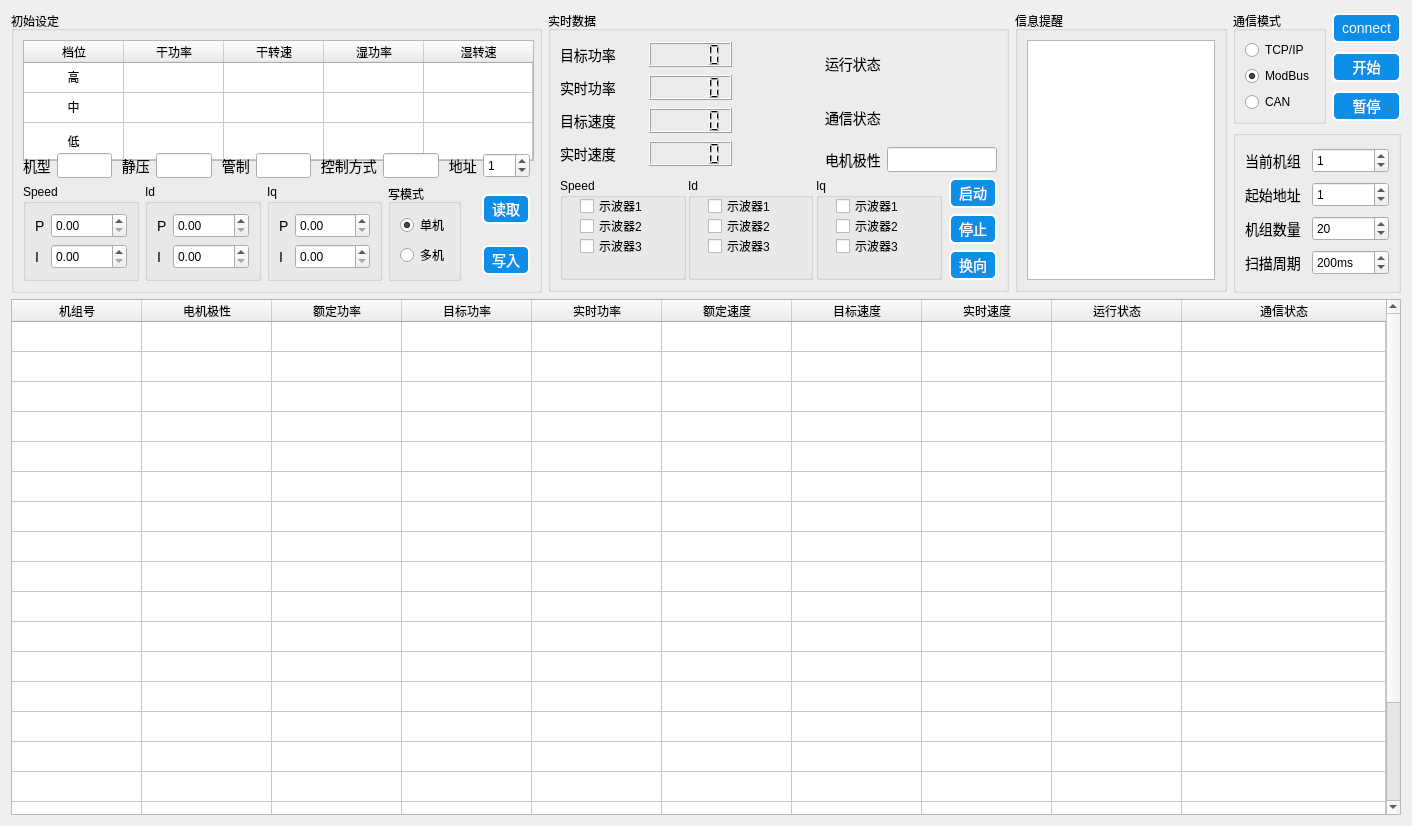
The window that userui/fanmotorui.ui (pkzju/super) describes before a commit, drawn with Qt 5.
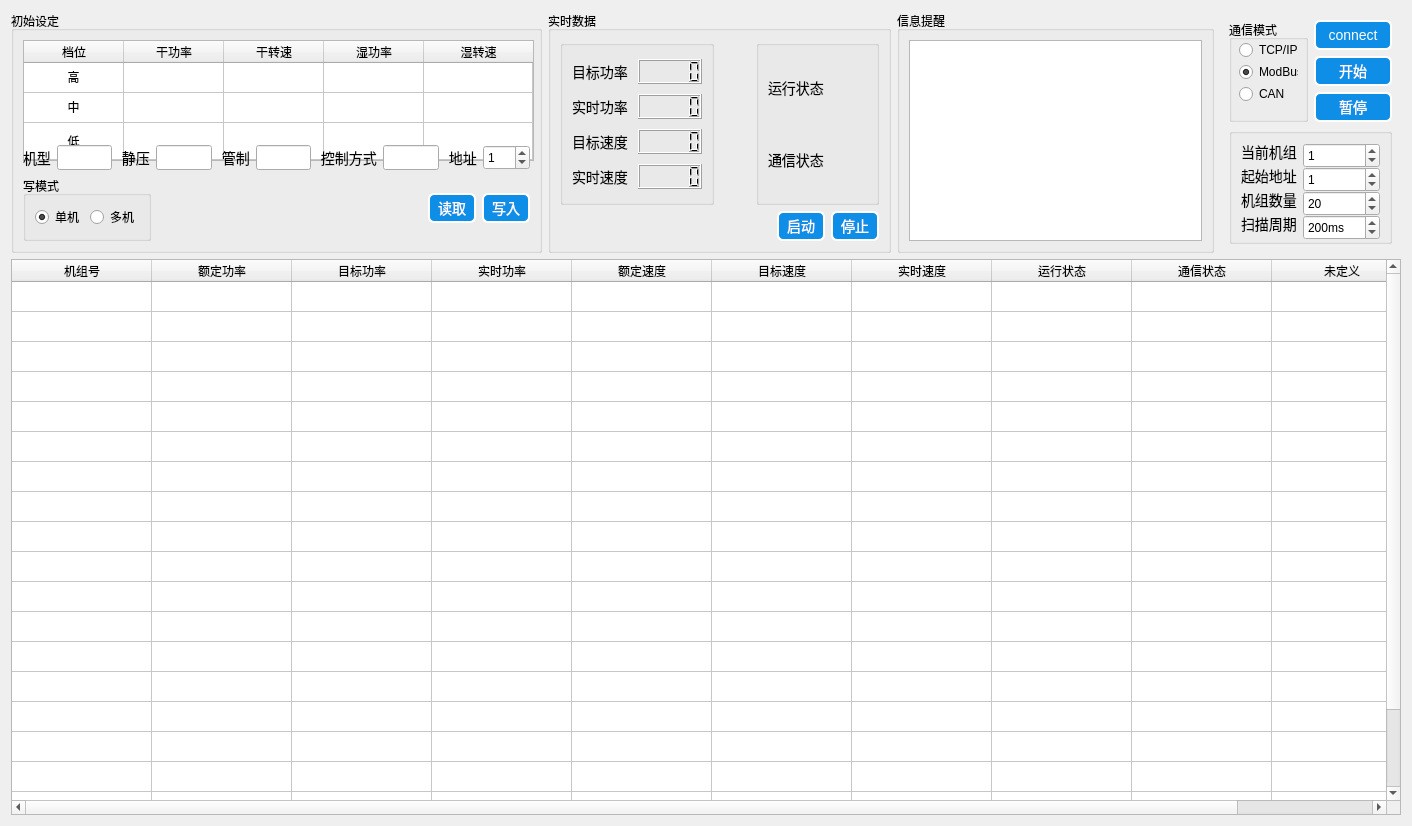
The same window after the commit. Icons and pictures are not drawn. Custom widgets are drawn as their Qt base class.

```diff
--- a/userui/fanmotorui.ui
+++ b/userui/fanmotorui.ui
@@ -49,26 +49,26 @@
     background-color: gray;
 }</string>
   </property>
-  <layout class="QGridLayout" name="gridLayout_11">
+  <layout class="QGridLayout" name="gridLayout_7">
    <item row="0" column="0">
     <widget class="QGroupBox" name="groupBox_4">
      <property name="minimumSize">
       <size>
        <width>531</width>
-       <height>0</height>
+       <height>242</height>
       </size>
      </property>
      <property name="maximumSize">
       <size>
        <width>531</width>
-       <height>282</height>
+       <height>242</height>
       </size>
      </property>
      <property name="title">
       <string>初始设定</string>
      </property>
      <layout class="QGridLayout" name="gridLayout_2">
-      <item row="0" column="0" colspan="4">
+      <item row="0" column="0">
        <widget class="QTableWidget" name="table_settings">
         <property name="sizePolicy">
          <sizepolicy hsizetype="Preferred" vsizetype="Preferred">
@@ -325,7 +325,7 @@
         </item>
        </widget>
       </item>
-      <item row="1" column="0" colspan="4">
+      <item row="1" column="0">
        <layout class="QHBoxLayout" name="horizontalLayout">
         <item>
          <widget class="QLabel" name="label">
@@ -450,211 +450,14 @@
         </item>
        </layout>
       </item>
-      <item row="2" column="0" rowspan="2">
-       <layout class="QHBoxLayout" name="horizontalLayout_2">
+      <item row="2" column="0">
+       <layout class="QHBoxLayout" name="horizontalLayout_7">
         <item>
-         <widget class="QGroupBox" name="groupBox">
-          <property name="title">
-           <string>Speed</string>
-          </property>
-          <layout class="QGridLayout" name="gridLayout">
-           <item row="0" column="0">
-            <widget class="QLabel" name="label_6">
-             <property name="text">
-              <string>P</string>
-             </property>
-            </widget>
-           </item>
-           <item row="0" column="1">
-            <widget class="QDoubleSpinBox" name="SpinBox_speedPRW">
-             <property name="minimumSize">
-              <size>
-               <width>0</width>
-               <height>25</height>
-              </size>
-             </property>
-             <property name="maximumSize">
-              <size>
-               <width>16777215</width>
-               <height>25</height>
-              </size>
-             </property>
-             <property name="maximum">
-              <double>99999.990000000005239</double>
-             </property>
-            </widget>
-           </item>
-           <item row="1" column="0">
-            <widget class="QLabel" name="label_7">
-             <property name="text">
-              <string>I</string>
-             </property>
-            </widget>
-           </item>
-           <item row="1" column="1">
-            <widget class="QDoubleSpinBox" name="SpinBox_speedIRW">
-             <property name="minimumSize">
-              <size>
-               <width>0</width>
-               <height>25</height>
-              </size>
-             </property>
-             <property name="maximumSize">
-              <size>
-               <width>16777215</width>
-               <height>25</height>
-              </size>
-             </property>
-             <property name="maximum">
-              <double>99999.990000000005239</double>
-             </property>
-            </widget>
-           </item>
-          </layout>
-          <zorder>SpinBox_speedPRW</zorder>
-          <zorder>label_7</zorder>
-          <zorder>label_6</zorder>
-          <zorder>SpinBox_speedIRW</zorder>
-         </widget>
-        </item>
-        <item>
-         <widget class="QGroupBox" name="groupBox_2">
-          <property name="title">
-           <string>Id</string>
-          </property>
-          <layout class="QGridLayout" name="gridLayout_4">
-           <item row="0" column="0">
-            <widget class="QLabel" name="label_12">
-             <property name="text">
-              <string>P</string>
-             </property>
-            </widget>
-           </item>
-           <item row="0" column="1">
-            <widget class="QDoubleSpinBox" name="SpinBox_idPRW">
-             <property name="minimumSize">
-              <size>
-               <width>0</width>
-               <height>25</height>
-              </size>
-             </property>
-             <property name="maximumSize">
-              <size>
-               <width>16777215</width>
-               <height>25</height>
-              </size>
-             </property>
-             <property name="maximum">
-              <double>99999.990000000005239</double>
-             </property>
-            </widget>
-           </item>
-           <item row="1" column="0">
-            <widget class="QLabel" name="label_13">
-             <property name="text">
-              <string>I</string>
-             </property>
-            </widget>
-           </item>
-           <item row="1" column="1">
-            <widget class="QDoubleSpinBox" name="SpinBox_idIRW">
-             <property name="minimumSize">
-              <size>
-               <width>0</width>
-               <height>25</height>
-              </size>
-             </property>
-             <property name="maximumSize">
-              <size>
-               <width>16777215</width>
-               <height>25</height>
-              </size>
-             </property>
-             <property name="maximum">
-              <double>99999.990000000005239</double>
-             </property>
-            </widget>
-           </item>
-          </layout>
-          <zorder>SpinBox_idPRW</zorder>
-          <zorder>label_13</zorder>
-          <zorder>SpinBox_idIRW</zorder>
-          <zorder>label_12</zorder>
-         </widget>
-        </item>
-        <item>
-         <widget class="QGroupBox" name="groupBox_3">
-          <property name="title">
-           <string>Iq</string>
-          </property>
-          <layout class="QGridLayout" name="gridLayout_5">
-           <item row="0" column="0">
-            <widget class="QLabel" name="label_14">
-             <property name="text">
-              <string>P</string>
-             </property>
-            </widget>
-           </item>
-           <item row="0" column="1">
-            <widget class="QDoubleSpinBox" name="SpinBox_iqPRW">
-             <property name="minimumSize">
-              <size>
-               <width>0</width>
-               <height>25</height>
-              </size>
-             </property>
-             <property name="maximumSize">
-              <size>
-               <width>16777215</width>
-               <height>25</height>
-              </size>
-             </property>
-             <property name="maximum">
-              <double>99999.990000000005239</double>
-             </property>
-            </widget>
-           </item>
-           <item row="1" column="0">
-            <widget class="QLabel" name="label_15">
-             <property name="text">
-              <string>I</string>
-             </property>
-            </widget>
-           </item>
-           <item row="1" column="1">
-            <widget class="QDoubleSpinBox" name="SpinBox_iqIRW">
-             <property name="minimumSize">
-              <size>
-               <width>0</width>
-               <height>25</height>
-              </size>
-             </property>
-             <property name="maximumSize">
-              <size>
-               <width>16777215</width>
-               <height>25</height>
-              </size>
-             </property>
-             <property name="maximum">
-              <double>99999.990000000005239</double>
-             </property>
-            </widget>
-           </item>
-          </layout>
-          <zorder>SpinBox_iqPRW</zorder>
-          <zorder>label_15</zorder>
-          <zorder>SpinBox_iqIRW</zorder>
-          <zorder>label_14</zorder>
-         </widget>
-        </item>
-       </layout>
-      </item>
-      <item row="2" column="1" rowspan="2">
        <widget class="QGroupBox" name="groupBox_6">
         <property name="title">
          <string>写模式</string>
         </property>
-        <layout class="QVBoxLayout" name="verticalLayout">
+          <layout class="QHBoxLayout" name="horizontalLayout_3">
          <item>
           <widget class="QRadioButton" name="radioButton_signleMode">
            <property name="text">
@@ -675,7 +478,7 @@
         </layout>
        </widget>
       </item>
-      <item row="2" column="2">
+        <item>
        <spacer name="horizontalSpacer">
         <property name="orientation">
          <enum>Qt::Horizontal</enum>
@@ -688,7 +491,7 @@
         </property>
        </spacer>
       </item>
-      <item row="2" column="3">
+        <item>
        <widget class="QPushButton" name="pushButton_read">
         <property name="minimumSize">
          <size>
@@ -707,20 +510,7 @@
         </property>
        </widget>
       </item>
-      <item row="3" column="2">
-       <spacer name="horizontalSpacer_2">
-        <property name="orientation">
-         <enum>Qt::Horizontal</enum>
-        </property>
-        <property name="sizeHint" stdset="0">
-         <size>
-          <width>28</width>
-          <height>20</height>
-         </size>
-        </property>
-       </spacer>
-      </item>
-      <item row="3" column="3">
+        <item>
        <widget class="QPushButton" name="pushButton_write">
         <property name="minimumSize">
          <size>
@@ -740,7 +530,10 @@
        </widget>
       </item>
      </layout>
-     <zorder></zorder>
+      </item>
+     </layout>
+     <zorder>pushButton_read</zorder>
+     <zorder>pushButton_write</zorder>
      <zorder>table_settings</zorder>
      <zorder></zorder>
      <zorder>groupBox_6</zorder>
@@ -750,23 +543,68 @@
     <widget class="QGroupBox" name="groupBox_5">
      <property name="minimumSize">
       <size>
+       <width>343</width>
+       <height>0</height>
+      </size>
+     </property>
+     <property name="maximumSize">
+      <size>
        <width>461</width>
-       <height>281</height>
-      </size>
-     </property>
-     <property name="maximumSize">
-      <size>
-       <width>526</width>
-       <height>281</height>
+       <height>242</height>
       </size>
      </property>
      <property name="title">
       <string>实时数据</string>
      </property>
-     <layout class="QGridLayout" name="gridLayout_9">
-      <item row="0" column="0" colspan="3">
-       <layout class="QHBoxLayout" name="horizontalLayout_5" stretch="2,1,2">
-        <item>
+     <layout class="QGridLayout" name="gridLayout_6" columnstretch="5,1,4" rowminimumheight="0,0">
+      <item row="0" column="1">
+       <spacer name="horizontalSpacer_3">
+        <property name="orientation">
+         <enum>Qt::Horizontal</enum>
+        </property>
+        <property name="sizeHint" stdset="0">
+         <size>
+          <width>28</width>
+          <height>20</height>
+         </size>
+        </property>
+       </spacer>
+      </item>
+      <item row="0" column="2">
+       <widget class="QGroupBox" name="">
+        <layout class="QGridLayout" name="gridLayout_5">
+         <item row="0" column="0">
+          <widget class="QLabel" name="label_17">
+           <property name="text">
+            <string>运行状态</string>
+           </property>
+          </widget>
+         </item>
+         <item row="0" column="1">
+          <widget class="QcwIndicatorLamp" name="lamp_runState" native="true"/>
+         </item>
+         <item row="1" column="0">
+          <widget class="QLabel" name="label_18">
+           <property name="text">
+            <string>通信状态</string>
+           </property>
+          </widget>
+         </item>
+         <item row="1" column="1">
+          <widget class="QcwIndicatorLamp" name="lamp_comState" native="true">
+           <property name="sizePolicy">
+            <sizepolicy hsizetype="Preferred" vsizetype="Preferred">
+             <horstretch>0</horstretch>
+             <verstretch>0</verstretch>
+            </sizepolicy>
+           </property>
+          </widget>
+         </item>
+        </layout>
+       </widget>
+      </item>
+      <item row="0" column="0">
+       <widget class="QGroupBox" name="">
          <layout class="QGridLayout" name="gridLayout_3">
           <item row="0" column="0">
            <widget class="QLabel" name="label_9">
@@ -861,249 +699,11 @@
            </widget>
           </item>
          </layout>
-        </item>
-        <item>
-         <spacer name="horizontalSpacer_3">
-          <property name="orientation">
-           <enum>Qt::Horizontal</enum>
-          </property>
-          <property name="sizeHint" stdset="0">
-           <size>
-            <width>57</width>
-            <height>20</height>
-           </size>
-          </property>
-         </spacer>
-        </item>
-        <item>
-         <layout class="QGridLayout" name="gridLayout_6">
-          <item row="0" column="0">
-           <widget class="QLabel" name="label_17">
-            <property name="text">
-             <string>运行状态</string>
-            </property>
-           </widget>
-          </item>
-          <item row="0" column="1">
-           <widget class="QcwIndicatorLamp" name="lamp_runState" native="true"/>
-          </item>
-          <item row="1" column="0">
-           <widget class="QLabel" name="label_18">
-            <property name="text">
-             <string>通信状态</string>
-            </property>
-           </widget>
-          </item>
-          <item row="1" column="1">
-           <widget class="QcwIndicatorLamp" name="lamp_comState" native="true"/>
-          </item>
-          <item row="2" column="0">
-           <widget class="QLabel" name="label_8">
-            <property name="text">
-             <string>电机极性</string>
-            </property>
-           </widget>
-          </item>
-          <item row="2" column="1">
-           <widget class="QLineEdit" name="lineEdit_poles">
-            <property name="minimumSize">
-             <size>
-              <width>0</width>
-              <height>25</height>
-             </size>
-            </property>
-            <property name="maximumSize">
-             <size>
-              <width>16777215</width>
-              <height>25</height>
-             </size>
-            </property>
-           </widget>
-          </item>
-         </layout>
-        </item>
-       </layout>
-      </item>
-      <item row="1" column="0" rowspan="3">
-       <layout class="QHBoxLayout" name="horizontalLayout_6">
+       </widget>
+      </item>
+      <item row="1" column="0" colspan="3">
+       <layout class="QHBoxLayout" name="horizontalLayout_4">
         <item>
-         <widget class="QGroupBox" name="groupBox_10">
-          <property name="minimumSize">
-           <size>
-            <width>126</width>
-            <height>90</height>
-           </size>
-          </property>
-          <property name="title">
-           <string>Speed</string>
-          </property>
-          <widget class="QCheckBox" name="checkBox_seepd1">
-           <property name="geometry">
-            <rect>
-             <x>20</x>
-             <y>20</y>
-             <width>91</width>
-             <height>16</height>
-            </rect>
-           </property>
-           <property name="text">
-            <string>示波器1</string>
-           </property>
-          </widget>
-          <widget class="QCheckBox" name="checkBox_seepd3">
-           <property name="geometry">
-            <rect>
-             <x>20</x>
-             <y>60</y>
-             <width>91</width>
-             <height>16</height>
-            </rect>
-           </property>
-           <property name="text">
-            <string>示波器3</string>
-           </property>
-          </widget>
-          <widget class="QCheckBox" name="checkBox_seepd2">
-           <property name="geometry">
-            <rect>
-             <x>20</x>
-             <y>40</y>
-             <width>91</width>
-             <height>16</height>
-            </rect>
-           </property>
-           <property name="text">
-            <string>示波器2</string>
-           </property>
-          </widget>
-         </widget>
-        </item>
-        <item>
-         <widget class="QGroupBox" name="groupBox_11">
-          <property name="minimumSize">
-           <size>
-            <width>125</width>
-            <height>90</height>
-           </size>
-          </property>
-          <property name="title">
-           <string>Id</string>
-          </property>
-          <widget class="QCheckBox" name="checkBox_id1">
-           <property name="geometry">
-            <rect>
-             <x>20</x>
-             <y>20</y>
-             <width>81</width>
-             <height>16</height>
-            </rect>
-           </property>
-           <property name="text">
-            <string>示波器1</string>
-           </property>
-          </widget>
-          <widget class="QCheckBox" name="checkBox_id3">
-           <property name="geometry">
-            <rect>
-             <x>20</x>
-             <y>60</y>
-             <width>81</width>
-             <height>16</height>
-            </rect>
-           </property>
-           <property name="text">
-            <string>示波器3</string>
-           </property>
-          </widget>
-          <widget class="QCheckBox" name="checkBox_id2">
-           <property name="geometry">
-            <rect>
-             <x>20</x>
-             <y>40</y>
-             <width>81</width>
-             <height>16</height>
-            </rect>
-           </property>
-           <property name="text">
-            <string>示波器2</string>
-           </property>
-          </widget>
-         </widget>
-        </item>
-        <item>
-         <widget class="QGroupBox" name="groupBox_12">
-          <property name="minimumSize">
-           <size>
-            <width>126</width>
-            <height>90</height>
-           </size>
-          </property>
-          <property name="title">
-           <string>Iq</string>
-          </property>
-          <widget class="QCheckBox" name="checkBox_iq1">
-           <property name="geometry">
-            <rect>
-             <x>20</x>
-             <y>20</y>
-             <width>81</width>
-             <height>16</height>
-            </rect>
-           </property>
-           <property name="text">
-            <string>示波器1</string>
-           </property>
-          </widget>
-          <widget class="QCheckBox" name="checkBox_iq3">
-           <property name="geometry">
-            <rect>
-             <x>20</x>
-             <y>60</y>
-             <width>81</width>
-             <height>16</height>
-            </rect>
-           </property>
-           <property name="text">
-            <string>示波器3</string>
-           </property>
-          </widget>
-          <widget class="QCheckBox" name="checkBox_iq2">
-           <property name="geometry">
-            <rect>
-             <x>20</x>
-             <y>40</y>
-             <width>81</width>
-             <height>16</height>
-            </rect>
-           </property>
-           <property name="text">
-            <string>示波器2</string>
-           </property>
-          </widget>
-         </widget>
-        </item>
-       </layout>
-      </item>
-      <item row="1" column="2">
-       <widget class="QPushButton" name="pushButton_startMotor">
-        <property name="minimumSize">
-         <size>
-          <width>0</width>
-          <height>30</height>
-         </size>
-        </property>
-        <property name="maximumSize">
-         <size>
-          <width>16777215</width>
-          <height>30</height>
-         </size>
-        </property>
-        <property name="text">
-         <string>  启动  </string>
-        </property>
-       </widget>
-      </item>
-      <item row="2" column="1">
        <spacer name="horizontalSpacer_4">
         <property name="orientation">
          <enum>Qt::Horizontal</enum>
@@ -1116,7 +716,26 @@
         </property>
        </spacer>
       </item>
-      <item row="2" column="2">
+        <item>
+         <widget class="QPushButton" name="pushButton_startMotor">
+          <property name="minimumSize">
+           <size>
+            <width>0</width>
+            <height>30</height>
+           </size>
+          </property>
+          <property name="maximumSize">
+           <size>
+            <width>16777215</width>
+            <height>30</height>
+           </size>
+          </property>
+          <property name="text">
+           <string>  启动  </string>
+          </property>
+         </widget>
+        </item>
+        <item>
        <widget class="QPushButton" name="pushButton_stopMotor">
         <property name="minimumSize">
          <size>
@@ -1135,24 +754,7 @@
         </property>
        </widget>
       </item>
-      <item row="3" column="2">
-       <widget class="QPushButton" name="pushButton_change">
-        <property name="minimumSize">
-         <size>
-          <width>0</width>
-          <height>30</height>
-         </size>
-        </property>
-        <property name="maximumSize">
-         <size>
-          <width>16777215</width>
-          <height>30</height>
-         </size>
-        </property>
-        <property name="text">
-         <string>  换向  </string>
-        </property>
-       </widget>
+       </layout>
       </item>
      </layout>
     </widget>
@@ -1162,7 +764,7 @@
      <property name="maximumSize">
       <size>
        <width>16777215</width>
-       <height>281</height>
+       <height>242</height>
       </size>
      </property>
      <property name="title">
@@ -1176,15 +778,28 @@
     </widget>
    </item>
    <item row="0" column="3">
-    <layout class="QGridLayout" name="gridLayout_8">
+    <widget class="QFrame" name="">
+     <property name="maximumSize">
+      <size>
+       <width>16777215</width>
+       <height>242</height>
+      </size>
+     </property>
+     <layout class="QGridLayout" name="gridLayout">
      <item row="0" column="0" rowspan="3">
       <widget class="QGroupBox" name="groupBox_7">
        <property name="title">
         <string>通信模式</string>
        </property>
-       <layout class="QVBoxLayout" name="verticalLayout_3">
-        <item>
          <widget class="QRadioButton" name="radioButton_tcp">
+         <property name="geometry">
+          <rect>
+           <x>10</x>
+           <y>22</y>
+           <width>59</width>
+           <height>16</height>
+          </rect>
+         </property>
           <property name="text">
            <string>TCP/IP</string>
           </property>
@@ -1192,9 +807,15 @@
            <bool>false</bool>
           </property>
          </widget>
-        </item>
-        <item>
          <widget class="QRadioButton" name="radioButton_modbus">
+         <property name="geometry">
+          <rect>
+           <x>10</x>
+           <y>44</y>
+           <width>59</width>
+           <height>16</height>
+          </rect>
+         </property>
           <property name="text">
            <string>ModBus</string>
           </property>
@@ -1202,9 +823,15 @@
            <bool>true</bool>
           </property>
          </widget>
-        </item>
-        <item>
          <widget class="QRadioButton" name="radioButton_can">
+         <property name="geometry">
+          <rect>
+           <x>10</x>
+           <y>66</y>
+           <width>59</width>
+           <height>16</height>
+          </rect>
+         </property>
           <property name="text">
            <string>CAN   </string>
           </property>
@@ -1212,8 +839,6 @@
            <bool>false</bool>
           </property>
          </widget>
-        </item>
-       </layout>
       </widget>
      </item>
      <item row="0" column="1">
@@ -1284,7 +909,7 @@
        <property name="title">
         <string/>
        </property>
-       <layout class="QGridLayout" name="gridLayout_7">
+        <layout class="QGridLayout" name="gridLayout_4">
         <item row="0" column="0">
          <widget class="QLabel" name="label_19">
           <property name="text">
@@ -1405,17 +1030,24 @@
       </widget>
      </item>
     </layout>
+    </widget>
    </item>
    <item row="1" column="0" colspan="4">
     <widget class="QTableWidget" name="table_realtime">
+     <property name="sizePolicy">
+      <sizepolicy hsizetype="Expanding" vsizetype="Expanding">
+       <horstretch>0</horstretch>
+       <verstretch>0</verstretch>
+      </sizepolicy>
+     </property>
      <property name="rowCount">
       <number>20</number>
      </property>
      <attribute name="horizontalHeaderDefaultSectionSize">
-      <number>130</number>
+      <number>140</number>
      </attribute>
      <attribute name="horizontalHeaderMinimumSectionSize">
-      <number>35</number>
+      <number>45</number>
      </attribute>
      <attribute name="horizontalHeaderStretchLastSection">
       <bool>true</bool>
@@ -1455,11 +1087,6 @@
        <string>机组号</string>
       </property>
      </column>
-     <column>
-      <property name="text">
-       <string>电机极性</string>
-      </property>
-     </column>
      <column>
       <property name="text">
        <string>额定功率</string>
@@ -1500,7 +1127,12 @@
        <string>通信状态</string>
       </property>
      </column>
-     <item row="0" column="9">
+     <column>
+      <property name="text">
+       <string>未定义</string>
+      </property>
+     </column>
+     <item row="0" column="8">
       <property name="text">
        <string/>
       </property>
```
Lines whose indentation alone changed are shown as unchanged.
